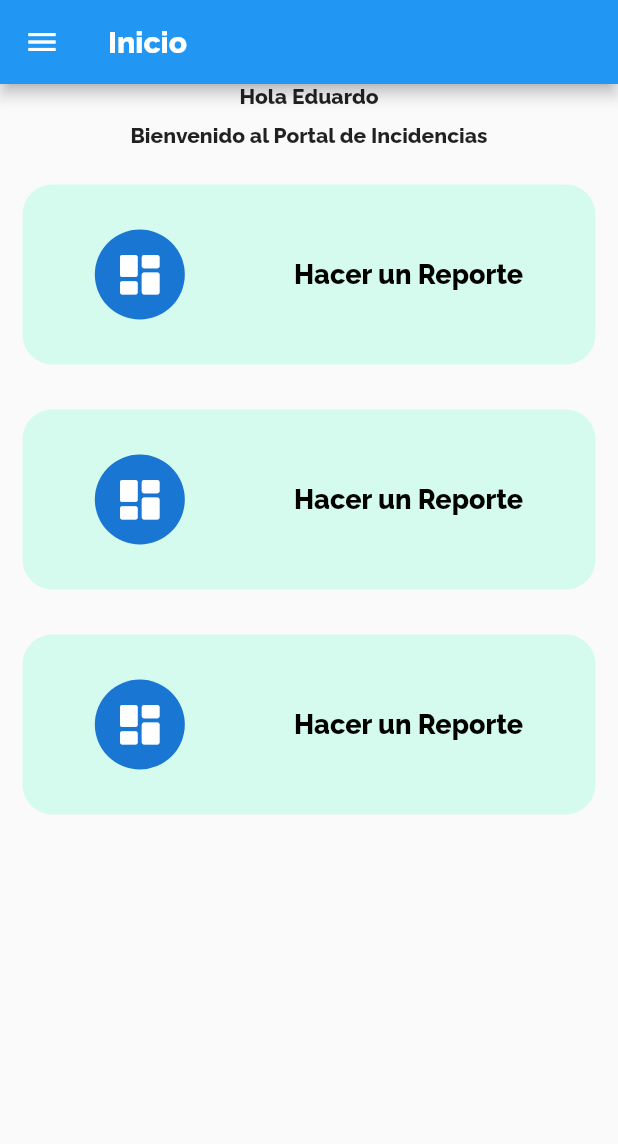
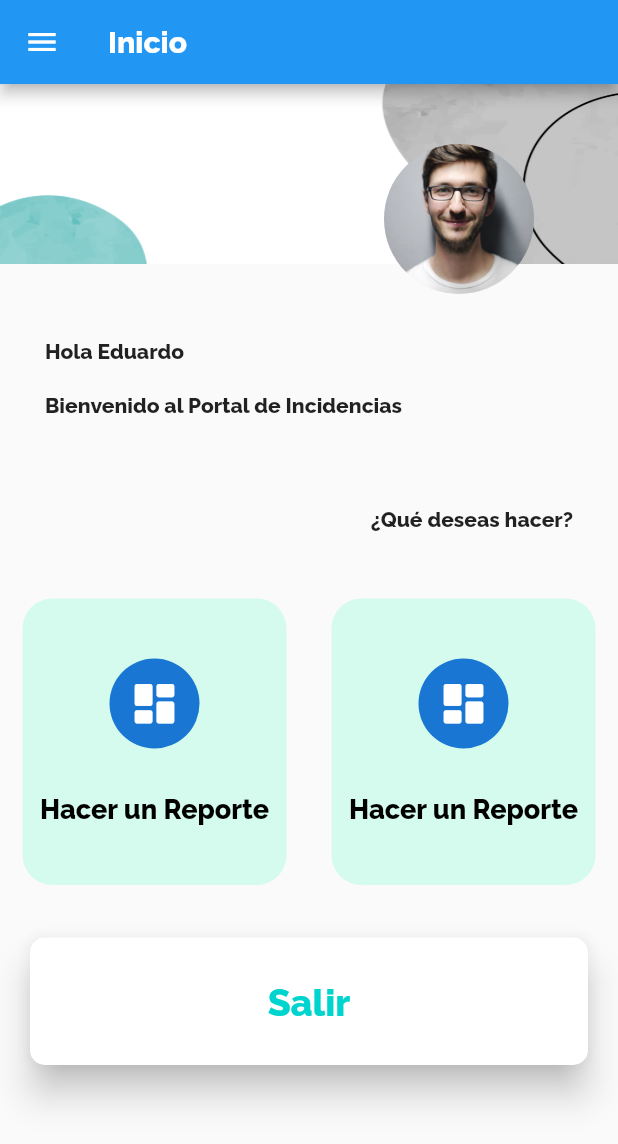
Before and after one commit to paoyomira/app_sucre, a Flutter app: the HomeScreen screen opened by its route, on a phone screen of 412 x 824 dp. Shown: the top 1144 px of the screen. Run offline on Flutter 3.47's test engine with Material 2 defaults, Android fonts, the phone set to English and light mode, and no system bars; our stand-ins replace flutter_dotenv, flutter_secure_storage; accounts and stored records are empty.

Commit message:
mejoras al home

```diff
--- a/lib/screens/home/home_screen.dart
+++ b/lib/screens/home/home_screen.dart
@@ -14,38 +14,108 @@ class HomeScreen extends StatelessWidget {
     return Scaffold(
         appBar: AppBar(title: const Text('Inicio')),
         drawer: const MenuWidget(),
-        body: ListView(
+        body: Container(
+          child: ListView(
             children: [
+              HomeAvatar(),
+              HomeText(),
+              HomeTextFinal(),
               Table(
-              children: [
-                TableRow(children: [
-                  HomeText(),
-                ]),
+                children: const [
                   TableRow(children: [
                     HomeCardWidget(),
-                ]),
-                TableRow(children: [
-                  HomeCardWidget(),
-                ]),
-                TableRow(children: [
                     HomeCardWidget(),
                   ]),
                 ],
-            )
+              ),
+              OutHomButton(),
             ],
+          ),
         ));
   }
 }
 
 Widget HomeText() {
   return Container(
+    padding: EdgeInsets.all(30),
     child: Column(
-      children: [
+      mainAxisAlignment: MainAxisAlignment.start,
+      crossAxisAlignment: CrossAxisAlignment.start,
+      children: const [
+        SizedBox(height: 20.0),
         Text('Hola Eduardo'),
-        SizedBox(height: 10.0),
+        SizedBox(height: 20.0),
         Text('Bienvenido al Portal de Incidencias'),
-        SizedBox(height: 10.0),
       ],
     ),
   );
 }
+
+Widget HomeTextFinal() {
+  return Container(
+    padding: EdgeInsets.all(30),
+    child: Column(
+      mainAxisAlignment: MainAxisAlignment.end,
+      crossAxisAlignment: CrossAxisAlignment.end,
+      children: const [
+        Text('¿Qué deseas hacer?'),
+      ],
+    ),
+  );
+}
+
+Widget HomeAvatar() {
+  return Stack(
+    clipBehavior: Clip.none,
+    children: [
+      Container(
+          height: 120,
+          width: double.infinity,
+          decoration: const BoxDecoration(
+              image: DecorationImage(
+            image: AssetImage('assets/img/home.png'),
+            fit: BoxFit.fill,
+          ))),
+      Positioned(
+          bottom: -20,
+          left: 200,
+          right: 0,
+          child: Center(
+            child: Container(
+              width: 100,
+              height: 100,
+              decoration: const BoxDecoration(
+                  image: DecorationImage(
+                      image: AssetImage('assets/img/programmer.jpg'),
+                      fit: BoxFit.cover),
+                  borderRadius: BorderRadius.all(Radius.circular(52.0))),
+            ),
+          ))
+    ],
+  );
+}
+
+Widget OutHomButton() {
+  return Container(
+    padding: EdgeInsets.all(20),
+    child: TextButton(
+        onPressed: () {},
+        child: const Padding(
+          padding: EdgeInsets.all(20.0),
+          child: Text(
+            'Salir',
+            style: TextStyle(
+              color: Color(0xff00D4CE),
+              fontSize: 25.0,
+            ),
+          ),
+        ),
+        style: TextButton.styleFrom(
+            elevation: 10.0,
+            shadowColor: Colors.black,
+            backgroundColor: Colors.white,
+            shape: RoundedRectangleBorder(
+              borderRadius: BorderRadius.circular(10.0),
+            ))),
+  );
+}
--- a/lib/screens/reports/citizen_report_screen.dart
+++ b/lib/screens/reports/citizen_report_screen.dart
@@ -18,7 +18,6 @@ class _CitizenReportScreenState extends State<CitizenReportScreen> {
       appBar: AppBar(
         title: const Text('Reporte Ciudadano'),
       ),
-      drawer: const MenuWidget(),
       body: ListView(
         padding: const EdgeInsets.symmetric(horizontal: 20.0, vertical: 20.0),
         children: [
--- a/lib/screens/reports/latest_reports_screen.dart
+++ b/lib/screens/reports/latest_reports_screen.dart
@@ -11,7 +11,6 @@ class LatestReportsScreen extends StatelessWidget {
   Widget build(BuildContext context) {
     return Scaffold(
         appBar: AppBar(title: const Text('Últimos Reportes')),
-        drawer: const MenuWidget(),
         body: Container(
             color: const Color(0xffF8FAFB),
             padding: const EdgeInsets.all(20.0),
--- a/lib/widgets/cards/home_card_widget.dart
+++ b/lib/widgets/cards/home_card_widget.dart
@@ -1,3 +1,4 @@
+import 'package:app_sucre/screens/incidents/incidents_screen.dart';
 import 'package:flutter/material.dart';
 
 class HomeCardWidget extends StatelessWidget {
@@ -7,18 +8,20 @@ class HomeCardWidget extends StatelessWidget {
   Widget build(BuildContext context) {
     return GestureDetector(
         onTap: () {
-          Navigator.pushReplacementNamed(context, 'incidents');
+          Navigator.push(context,
+              MaterialPageRoute(builder: (context) => IncidentsScreen()));
         },
         child: Container(
           margin: const EdgeInsets.all(15),
-          padding: EdgeInsets.all(30),
+          padding: EdgeInsets.all(10),
           decoration: BoxDecoration(
             color: const Color.fromRGBO(211, 251, 237, 0.98),
             borderRadius: BorderRadius.circular(20),
           ),
-          child: Row(
+          child: Column(
             mainAxisAlignment: MainAxisAlignment.spaceAround,
             children: const [
+              SizedBox(height: 30),
               CircleAvatar(
                 child: Icon(
                   Icons.dashboard_rounded,
@@ -26,9 +29,10 @@ class HomeCardWidget extends StatelessWidget {
                 ),
                 radius: 30,
               ),
-              SizedBox(height: 10),
+              SizedBox(height: 30),
               Text('Hacer un Reporte',
                   style: TextStyle(color: Colors.black, fontSize: 18)),
+              SizedBox(height: 30),
             ],
           ),
         ));
--- a/lib/widgets/cards/incident_card_widget.dart
+++ b/lib/widgets/cards/incident_card_widget.dart
@@ -25,7 +25,7 @@ class IncidentCardWidget extends StatelessWidget {
                     Navigator.push(
                       context,
                       MaterialPageRoute(
-                          builder: (context) => const CitizenReportScreen()),
+                          builder: (context) => CitizenReportScreen()),
                     );
                   },
                 ),
```
Also changed, not shown: assets/img/home.png (added), assets/img/programmer.jpg (added). Lines whose indentation alone changed are shown as unchanged.
